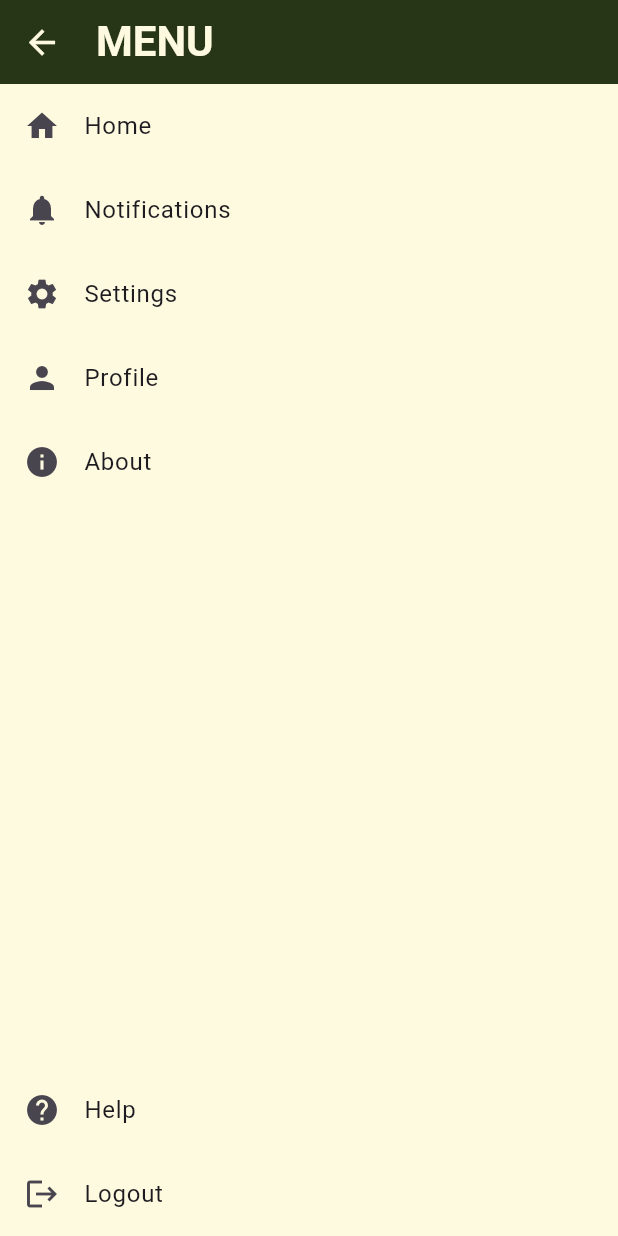
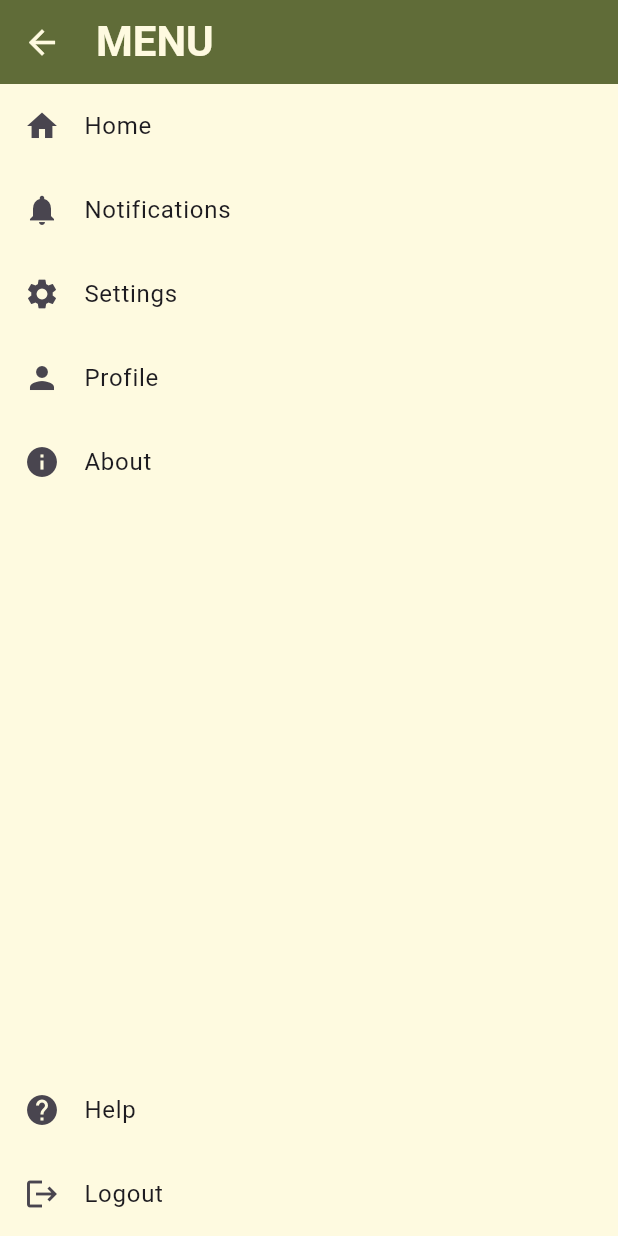
Before and after one commit to JanVotroubek/flutter_ui, a Flutter app: the AppDrawer widget shown alone on an empty page, opened directly, on a phone screen of 412 x 824 dp. Run offline on Flutter 3.47's test engine with Material 3 defaults, Android fonts, the light colour scheme and no system bars.

Commit message:
1/11 Update

```diff
--- a/notifikacni_aplikace/lib/main.dart
+++ b/notifikacni_aplikace/lib/main.dart
@@ -141,7 +141,7 @@ class AppDrawer extends StatelessWidget {
       mainAxisAlignment: MainAxisAlignment.spaceBetween,
       children: <Widget>[
         AppBar(
-          backgroundColor: const Color(0xFF283618),
+          backgroundColor: const Color(0xFF606c38),
           title: const Row(
             children: [
               SizedBox(width: 8),
@@ -248,7 +248,7 @@ class AppDrawer extends StatelessWidget {
                         scaffoldKey: GlobalKey<ScaffoldState>(),
                         ),
                       ),
-                    );                  // Handle the tap
+                    ); // Handle the tap
                 },
               ),
                 Container(
```
